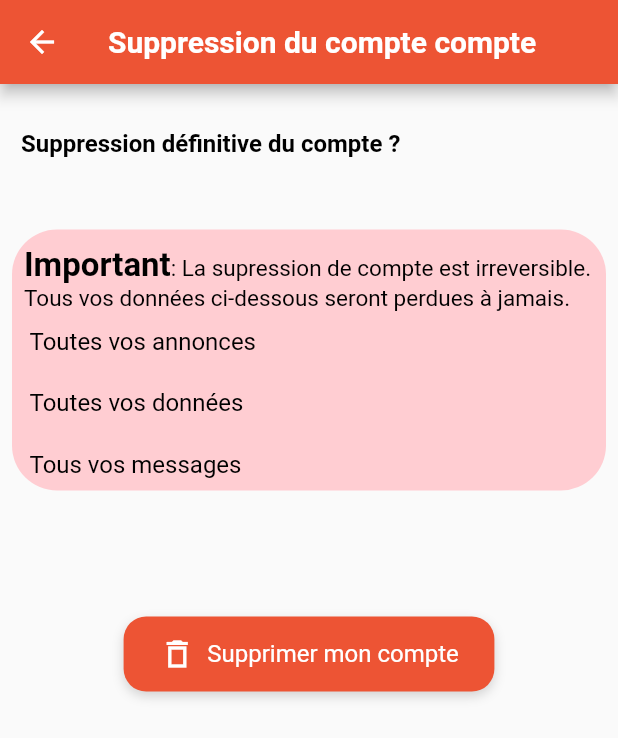
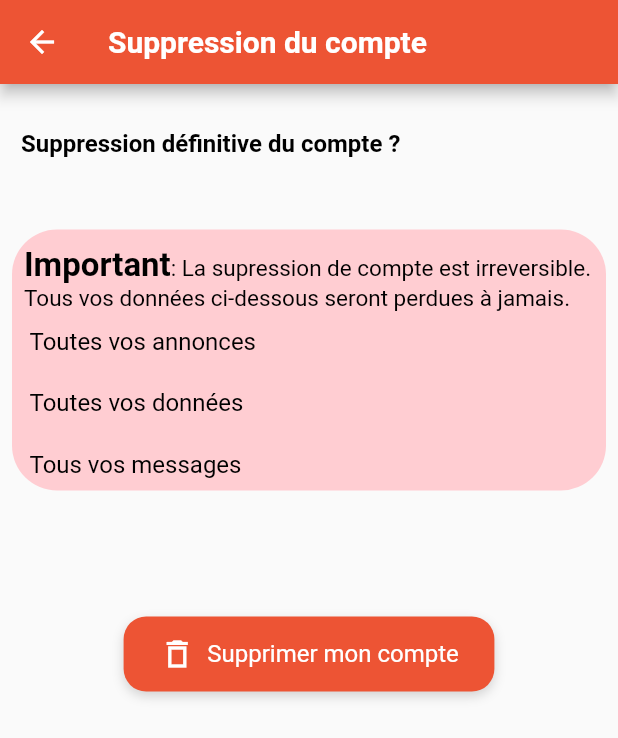
Before and after one commit to mbarkinedra/afariat-app, a Flutter app: the DeleteAccountScr screen opened directly, on a phone screen of 412 x 824 dp. Shown: the top 738 px of the screen. Run offline on Flutter 3.47's test engine with Material 2 defaults, Android fonts, the phone set to English and light mode, and no system bars; our stand-ins replace animated_splash_screen, bubble, carousel_slider, connectivity_plus, dio, flutter_chat_types and 9 more; missing offline and left inert: flutter_intro; accounts and stored records are empty; network calls fail.

Commit message:
Fixer l interface suppression du compte

```diff
--- a/lib/home/tap_profile/delete_account/delete_account_scr.dart
+++ b/lib/home/tap_profile/delete_account/delete_account_scr.dart
@@ -17,7 +17,7 @@ class DeleteAccountScr extends GetWidget<DeleteAccountViewController> {
         child: Scaffold(
             appBar: AppBar(
               title: Text(
-                "Suppression du compte compte",
+                "Suppression du compte",
                 style: TextStyle(
                     color: Colors.white,
                     fontWeight: FontWeight.bold,
--- a/lib/home/tap_profile/tap_profile_scr.dart
+++ b/lib/home/tap_profile/tap_profile_scr.dart
@@ -71,7 +71,7 @@ class TapProfileScr extends GetWidget<TapProfileViewController> {
             ),
             ProfileMenu(
               iconProfile: Icons.delete_outline_sharp,
-              text: "Supprimer compte",
+              text: "Supprimer le compte",
               press: () {
                 Navigator.of(context).push(MaterialPageRoute(
                     builder: (
```
